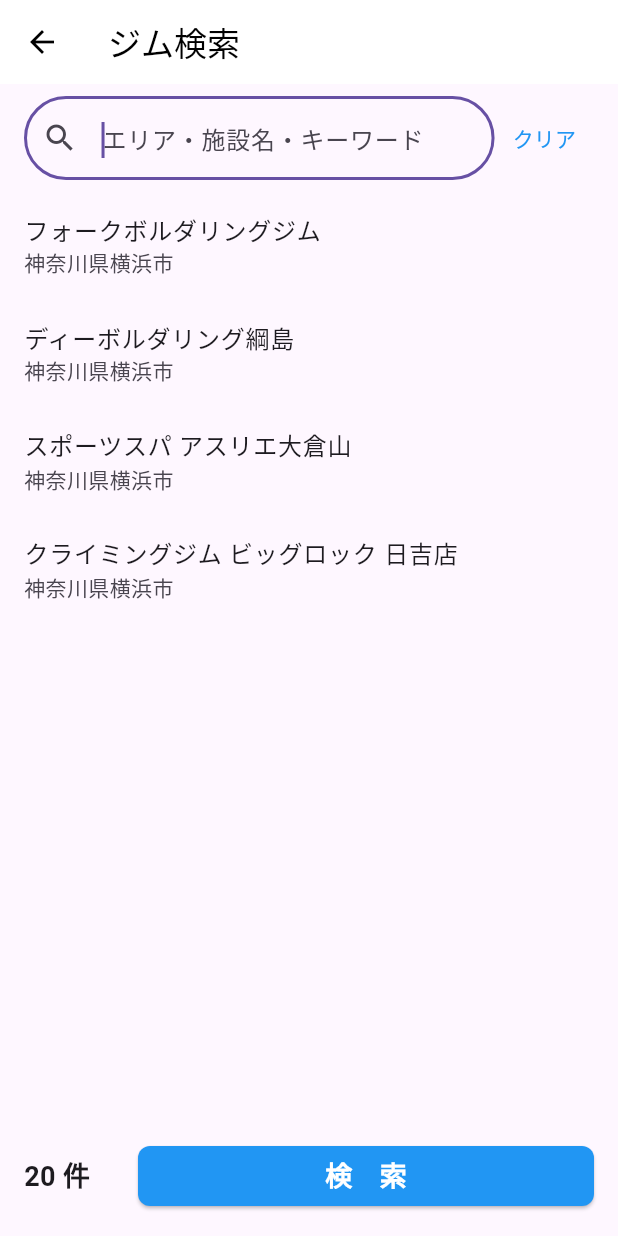
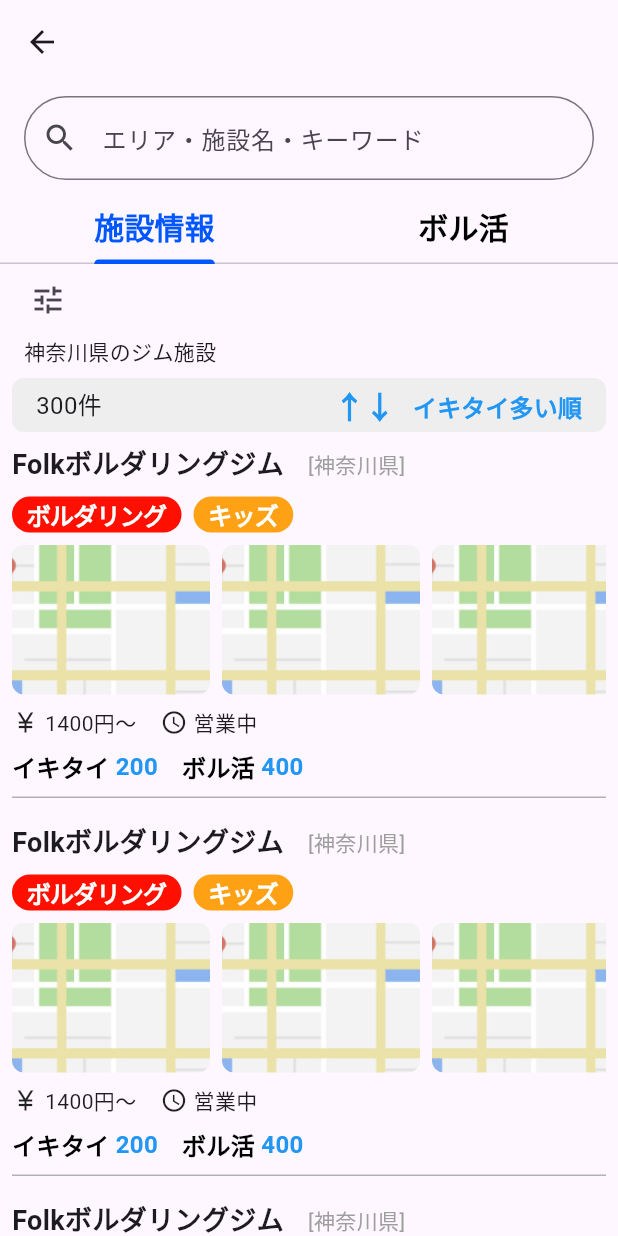
Before and after one commit to MRIkaito/bouldering_app, a Flutter app: the GymSelectionPage screen opened directly, after a tap on an icon or button, on a phone screen of 412 x 824 dp. Run offline on Flutter 3.47's test engine with Material 3 defaults, Android fonts, the phone set to English and light mode, and no system bars; our stand-ins replace auto_route, flutter_riverpod, flutter_svg, google_fonts.

```diff
--- a/lib/app_router.dart
+++ b/lib/app_router.dart
@@ -3,6 +3,7 @@
 import 'package:bouldering_app/view/pages/home_page.dart';
 import 'package:bouldering_app/view/pages/boul_log_page.dart';
 import 'package:bouldering_app/view/pages/activity_post_page.dart';
+import 'package:bouldering_app/view/pages/login_or_signup_page.dart';
 import 'package:bouldering_app/view/pages/unlogined_my_page.dart';
 import 'package:bouldering_app/view/pages/search_gim_page.dart';
 
@@ -28,20 +29,38 @@
                   path: 'search_gim',
                   page: SearchGimRoute.page,
                 ),
+                // 下記の，地図からジムを検索するページを後々追加予定．
+                /*
+                AutoRoute(
+                  path: 'search_gim_on_map',
+                  page: SearchGimOnMapRoute.page
+                ),
+                 */
               ],
             ),
             AutoRoute(
-              path: 'page_b',
-              page: RouteB.page,
+              path: 'boul_log_page',
+              page: BoulLogRoute.page,
             ),
             AutoRoute(
-              path: 'page_c',
-              page: RouteC.page,
+              path: 'activity_post_page',
+              page: ActivityPostRoute.page,
               fullscreenDialog: true, // モーダル表示を可能にする設定を追加
             ),
             AutoRoute(
-              path: 'my_page',
-              page: MyRoute.page,
+              path: 'unlogined_my',
+              page: UnloginedMyRouterRoute.page,
+              children: [
+                AutoRoute(
+                  initial: true,
+                  path: 'unlogined_my_page',
+                  page: UnloginedMyRoute.page,
+                ),
+                AutoRoute(
+                  path: 'login_or_signup',
+                  page: LoginOrSignUpRoute.page,
+                ),
+              ],
             ),
           ],
         ),
--- a/lib/root_page.dart
+++ b/lib/root_page.dart
@@ -14,9 +14,9 @@
     return AutoTabsRouter(
       routes: const [
         HomeRoute(),
-        RouteB(),
-        RouteC(),
-        MyRoute(),
+        BoulLogRoute(),
+        ActivityPostRoute(),
+        UnloginedMyRoute(),
       ],
       builder: (context, child) {
         // タブが切り替わると発火します
--- a/lib/view/pages/activity_post_page.dart
+++ b/lib/view/pages/activity_post_page.dart
@@ -42,6 +42,12 @@
   Widget build(BuildContext context) {
     return Scaffold(
       appBar: AppBar(
+        leading: IconButton(
+          icon: const Icon(Icons.close),
+          onPressed: () {
+            Navigator.pop(context);
+          },
+        ),
         title: const Text('ボル活投稿'),
         actions: [
           TextButton(
--- a/lib/view/pages/gym_selection_page.dart
+++ b/lib/view/pages/gym_selection_page.dart
@@ -1,5 +1,6 @@
 import 'package:bouldering_app/view/components/gym_tile.dart';
 import 'package:bouldering_app/view/pages/facility_info_page.dart';
+import 'package:bouldering_app/view/pages/searched_gim_list_page.dart';
 import 'package:flutter/material.dart';
 
 class GymSelectionPage extends StatelessWidget {
@@ -63,8 +64,12 @@
                         TextStyle(fontSize: 18, fontWeight: FontWeight.bold)),
                 ElevatedButton(
                   onPressed: () {
-                    // 検索ボタン押下時の処理
-                    print("検索ボタン押下");
+                    Navigator.push(
+                      context,
+                      MaterialPageRoute(
+                        builder: (context) => const SearchedGimListPage(),
+                      ),
+                    );
                   },
                   style: ElevatedButton.styleFrom(
                     fixedSize: const Size(304, 32),
--- a/lib/view/pages/login_or_signup_page.dart
+++ b/lib/view/pages/login_or_signup_page.dart
@@ -1,3 +1,4 @@
+import 'package:auto_route/auto_route.dart';
 import 'package:bouldering_app/view/components/app_logo.dart';
 import 'package:bouldering_app/view/components/button.dart';
 import 'package:bouldering_app/view/components/mail_adress_form.dart';
@@ -6,6 +7,7 @@
 import 'package:bouldering_app/view/pages/logined_my_page.dart';
 import 'package:flutter/material.dart';
 
+@RoutePage()
 class LoginOrSignUpPage extends StatelessWidget {
   const LoginOrSignUpPage({super.key});
 
--- a/lib/view/pages/setting_page.dart
+++ b/lib/view/pages/setting_page.dart
@@ -7,7 +7,6 @@
 import 'package:bouldering_app/view/pages/show_mail_address_confirmation_dialog_page.dart';
 
 // 遷移先のページ
-@RoutePage()
 class SettingPage extends StatelessWidget {
   const SettingPage({Key? key}) : super(key: key);
 
--- a/lib/view/pages/unlogined_my_page.dart
+++ b/lib/view/pages/unlogined_my_page.dart
@@ -3,6 +3,11 @@
 import 'package:bouldering_app/view/pages/login_or_signup_page.dart';
 import 'package:flutter/material.dart';
 import 'package:flutter_svg/svg.dart';
+
+@RoutePage()
+class UnloginedMyRouterPage extends AutoRouter {
+  const UnloginedMyRouterPage({super.key});
+}
 
 @RoutePage()
 class UnloginedMyPage extends StatelessWidget {
```
Also changed, not shown: lib/app_router.gr.dart.
